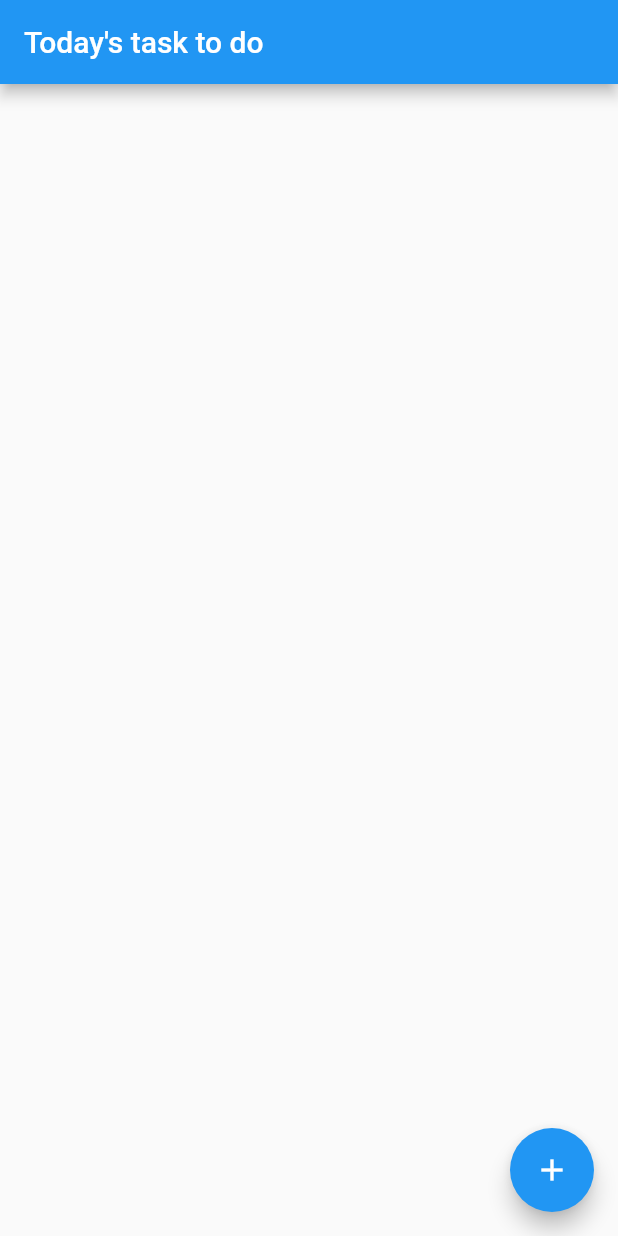
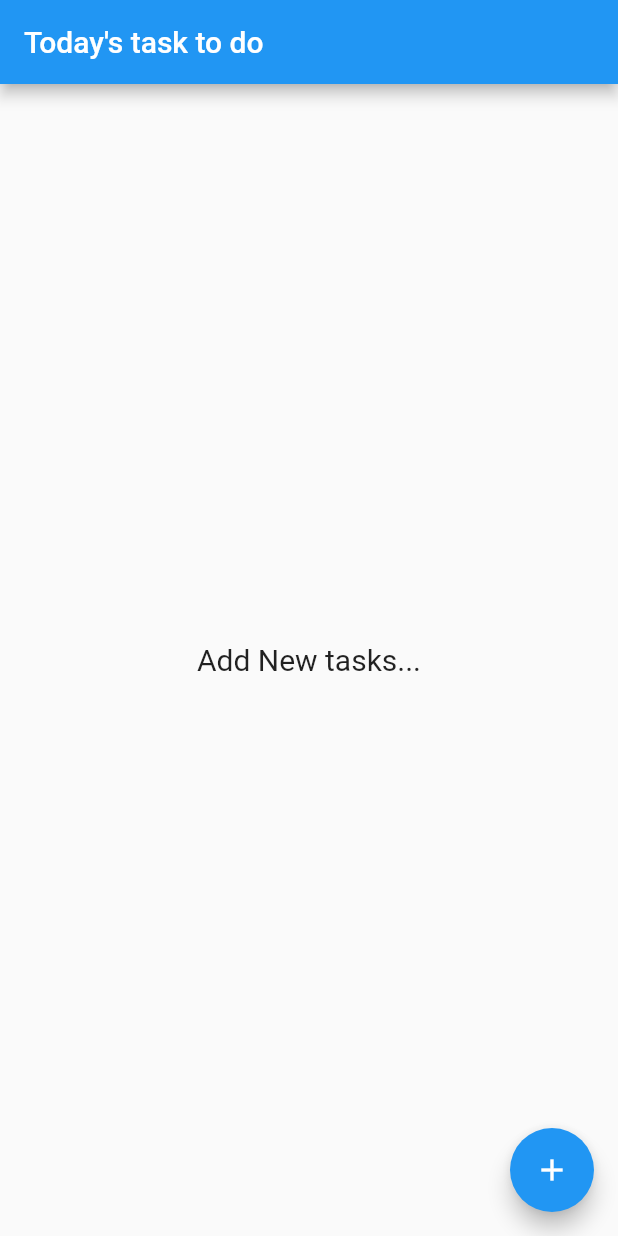
Before and after one commit to ShiviCode/to_do_list_app, a Flutter app: the screen it shows after launch, on a phone screen of 412 x 824 dp. Run offline on Flutter 3.47's test engine with Material 2 defaults, Android fonts, the phone set to English and light mode, and no system bars.

Commit message:
Add condition to show text when list is empty

```diff
--- a/lib/home_screen.dart
+++ b/lib/home_screen.dart
@@ -12,7 +12,6 @@ class HomeScreen extends StatefulWidget {
 }
 
 class _HomeScreenState extends State<HomeScreen> {
-
   @override
   Widget build(BuildContext context) {
     final task = Provider.of<ToDoModelProvider>(context, listen: true);
@@ -21,7 +20,11 @@ class _HomeScreenState extends State<HomeScreen> {
       appBar: AppBar(
         title: Text('Today\'s task to do'),
       ),
-      body: ListView.builder(
+      body: task.taskList.isEmpty
+          ? Center(
+              child: Text('Add New tasks...',style: TextStyle(fontSize: 20),),
+            )
+          : ListView.builder(
               itemCount: task.taskList.length,
               itemBuilder: (ctx, index) {
                 return Dismissible(
@@ -103,13 +106,16 @@ class _HomeScreenState extends State<HomeScreen> {
                                 context: context,
                                 builder: (ctx) => AlertDialog(
                                       title: Text('are you sure?'),
-                                  content:
-                                      Text('Do you want to delete the task'),
+                                      content: Text(
+                                          'Do you want to delete the task'),
                                       actions: [
                                         FlatButton(
                                             onPressed: () {
-                                          Provider.of<ToDoModelProvider>(context, listen: false)
-                                          .deleteProduct(task.taskList[index].id);
+                                              Provider.of<ToDoModelProvider>(
+                                                      context,
+                                                      listen: false)
+                                                  .deleteProduct(
+                                                      task.taskList[index].id);
                                               Navigator.of(ctx).pop();
                                             },
                                             child: Text('YES')),
```
Lines whose indentation alone changed are shown as unchanged.
